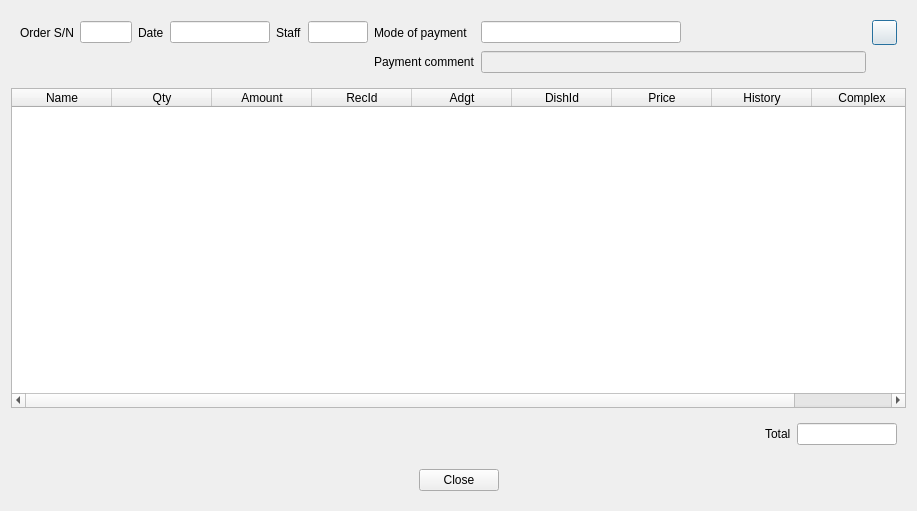
This is Resort/dlggposorderinfo.ui in End1-1/Resort-2 as Qt 5 draws it before an edit. The edited form follows.
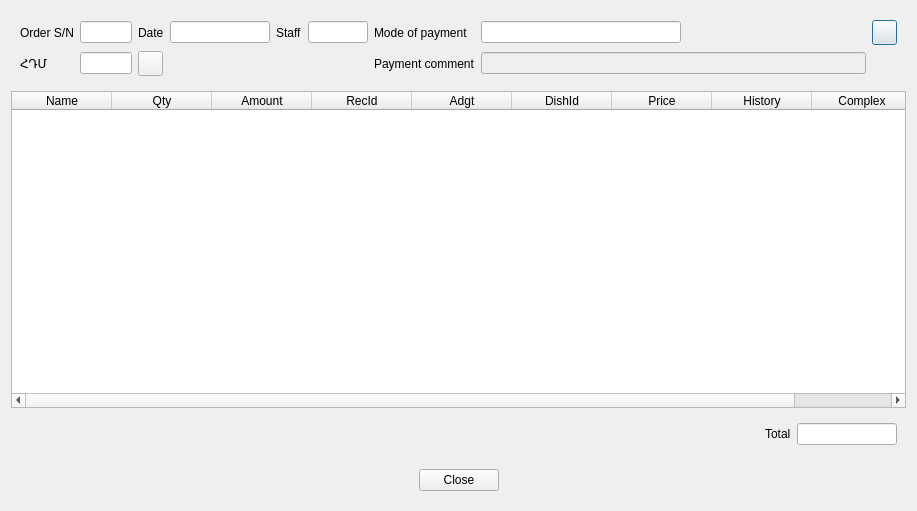
This is the edited form. Icons and pictures are not drawn. Custom widgets are drawn as their Qt base class.

Diff of the .ui file:
```diff
--- a/Resort/dlggposorderinfo.ui
+++ b/Resort/dlggposorderinfo.ui
@@ -144,6 +144,49 @@
         </property>
        </widget>
       </item>
+      <item row="1" column="0">
+       <widget class="QLabel" name="label_6">
+        <property name="text">
+         <string>ՀԴՄ</string>
+        </property>
+       </widget>
+      </item>
+      <item row="1" column="1">
+       <widget class="QLineEdit" name="leFiscal">
+        <property name="maximumSize">
+         <size>
+          <width>100</width>
+          <height>16777215</height>
+         </size>
+        </property>
+        <property name="readOnly">
+         <bool>true</bool>
+        </property>
+       </widget>
+      </item>
+      <item row="1" column="2">
+       <widget class="QPushButton" name="btnSetFiscalNumber">
+        <property name="minimumSize">
+         <size>
+          <width>25</width>
+          <height>25</height>
+         </size>
+        </property>
+        <property name="maximumSize">
+         <size>
+          <width>25</width>
+          <height>25</height>
+         </size>
+        </property>
+        <property name="text">
+         <string/>
+        </property>
+        <property name="icon">
+         <iconset resource="res.qrc">
+          <normaloff>:/images/edit.png</normaloff>:/images/edit.png</iconset>
+        </property>
+       </widget>
+      </item>
      </layout>
     </widget>
    </item>
@@ -283,11 +326,6 @@
   </layout>
  </widget>
  <customwidgets>
-  <customwidget>
-   <class>EDateEdit</class>
-   <extends>QLineEdit</extends>
-   <header location="global">edateedit.h</header>
-  </customwidget>
   <customwidget>
    <class>EQLineEdit</class>
    <extends>QLineEdit</extends>
@@ -296,6 +334,11 @@
     <signal>customButtonClicked(bool)</signal>
    </slots>
   </customwidget>
+  <customwidget>
+   <class>EDateEdit</class>
+   <extends>QLineEdit</extends>
+   <header location="global">edateedit.h</header>
+  </customwidget>
   <customwidget>
    <class>EQTableWidget</class>
    <extends>QTableWidget</extends>
```
